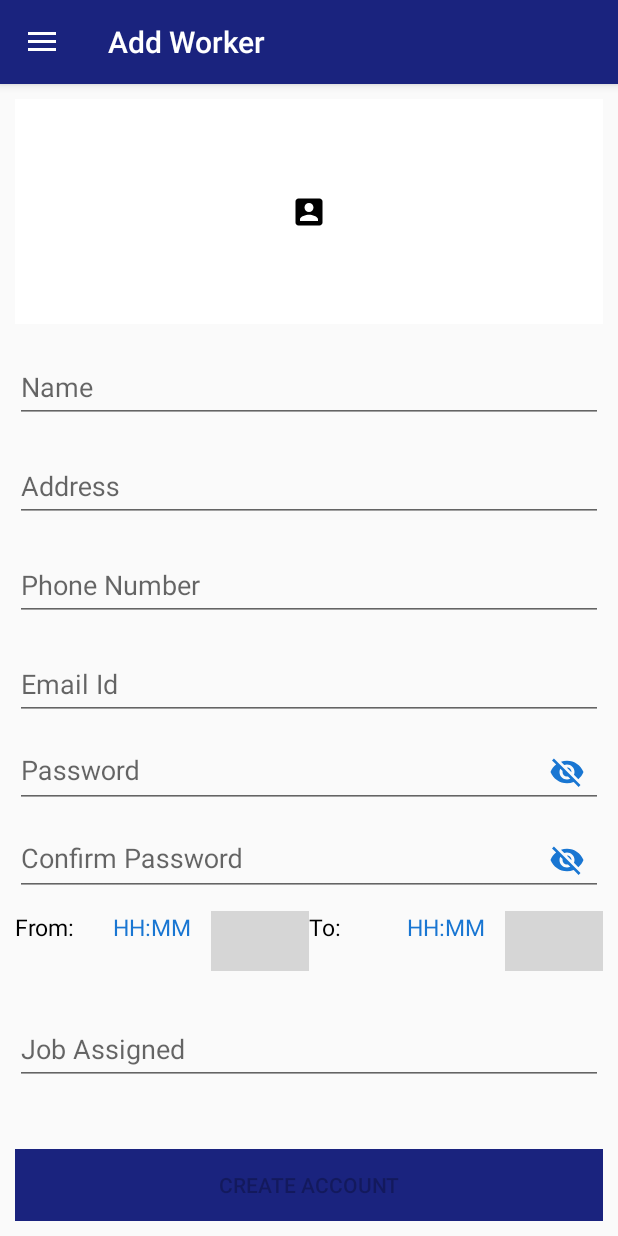
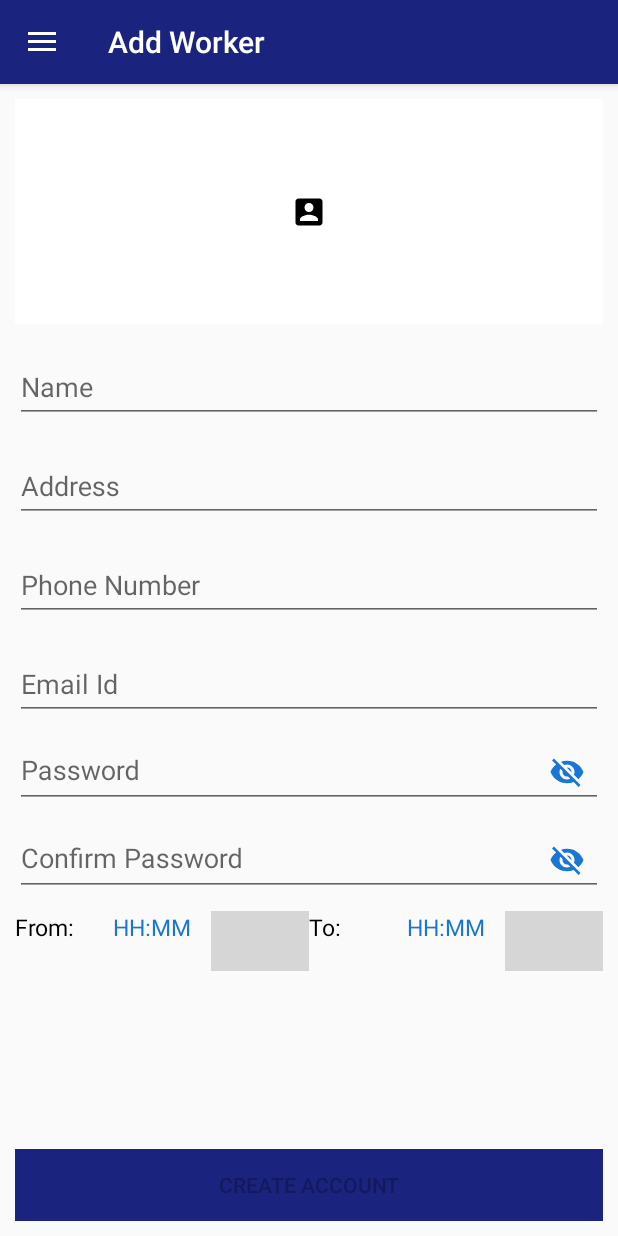
Before and after one commit to ShankarDhandapani/Washmak, an Android app: the fragment AddWorkerFragement placed in its activity, on a phone screen of 412 x 824 dp. Run offline under Robolectric (Android 15) with nearby library versions, the phone set to English and light mode, and no system bars; our stand-ins replace Firebase (no records; nobody signed in at launch, a user with empty details on screens opened directly); grey boxes are pictures that could not be loaded.

Commit message:
Removed the job assigned field in the add worker at manager login

```diff
--- a/app/src/main/res/layout-v21/fragement_add_worker.xml
+++ b/app/src/main/res/layout-v21/fragement_add_worker.xml
@@ -178,17 +178,7 @@
 
                 </LinearLayout>
 
-                <android.support.design.widget.TextInputLayout
-                    android:paddingTop="10dp"
-                    android:layout_width="match_parent"
-                    android:layout_height="wrap_content"
-                    android:layout_weight="10" >
 
-                    <android.support.design.widget.TextInputEditText
-                        android:layout_width="match_parent"
-                        android:layout_height="wrap_content"
-                        android:hint="@string/job_assigned" />
-                </android.support.design.widget.TextInputLayout>
 
 
             </LinearLayout>
```
